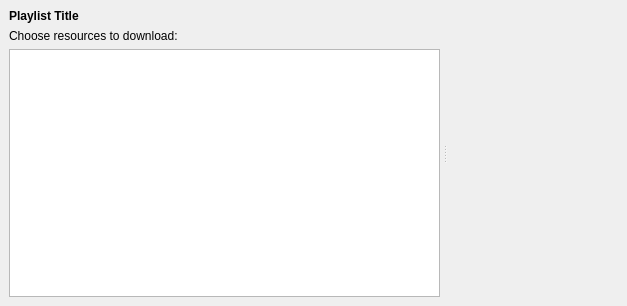
This is src/widgets/streamlistwidget.ui in setvisible/ArrowDL as Qt 5 draws it before an edit. The edited form follows.
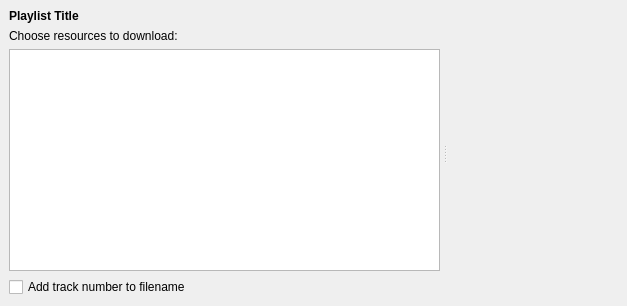
This is the edited form. Icons and pictures are not drawn. Custom widgets are drawn as their Qt base class.

Commit message: [Stream] Add track number to filename

Patch:
```diff
--- a/src/widgets/streamlistwidget.ui
+++ b/src/widgets/streamlistwidget.ui
@@ -170,6 +170,13 @@
            <item>
             <widget class="CheckableTableView" name="playlistView"/>
            </item>
+           <item>
+            <widget class="QCheckBox" name="trackNumberCheckBox">
+             <property name="text">
+              <string>Add track number to filename</string>
+             </property>
+            </widget>
+           </item>
           </layout>
          </widget>
          <widget class="StreamWidget" name="streamWidget" native="true"/>
```
The commit also changes 2 other files.
